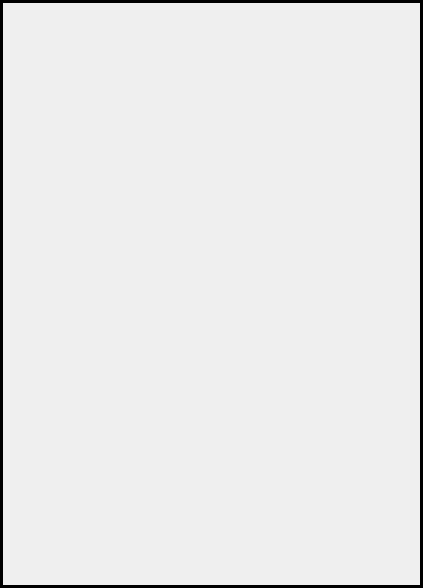
Qt form src/normcap/resources/base_window.ui (dynobo/normcap) before a commit.
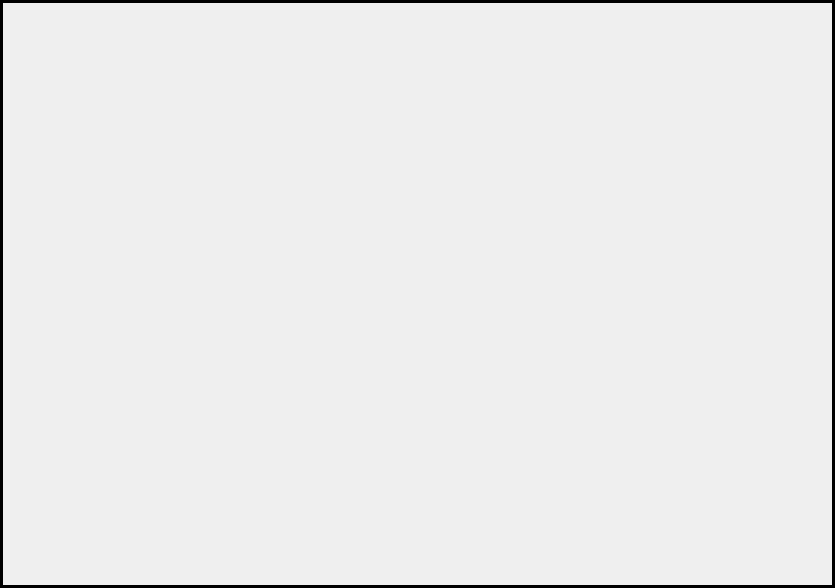
The same form after that commit. Icons and pictures are not drawn.

Diff of the .ui file:
```diff
--- a/src/normcap/resources/base_window.ui
+++ b/src/normcap/resources/base_window.ui
@@ -9,7 +9,7 @@
    <rect>
     <x>0</x>
     <y>0</y>
-    <width>423</width>
+    <width>835</width>
     <height>588</height>
    </rect>
   </property>
@@ -59,6 +59,9 @@
       <property name="cursor">
        <cursorShape>CrossCursor</cursorShape>
       </property>
+      <property name="layoutDirection">
+       <enum>Qt::RightToLeft</enum>
+      </property>
       <property name="styleSheet">
        <string notr="true">QFrame {
    border-width: 3px;
@@ -74,6 +77,53 @@
       <property name="lineWidth">
        <number>0</number>
       </property>
+      <layout class="QGridLayout" name="gridLayout_2">
+       <item row="1" column="1">
+        <spacer name="horizontalSpacer">
+         <property name="orientation">
+          <enum>Qt::Horizontal</enum>
+         </property>
+         <property name="sizeHint" stdset="0">
+          <size>
+           <width>40</width>
+           <height>20</height>
+          </size>
+         </property>
+        </spacer>
+       </item>
+       <item row="2" column="1">
+        <spacer name="verticalSpacer">
+         <property name="orientation">
+          <enum>Qt::Vertical</enum>
+         </property>
+         <property name="sizeHint" stdset="0">
+          <size>
+           <width>20</width>
+           <height>40</height>
+          </size>
+         </property>
+        </spacer>
+       </item>
+       <item row="1" column="0">
+        <widget class="QFrame" name="top_right_frame">
+         <property name="minimumSize">
+          <size>
+           <width>32</width>
+           <height>32</height>
+          </size>
+         </property>
+         <property name="styleSheet">
+          <string notr="true">border:none;</string>
+         </property>
+         <property name="frameShape">
+          <enum>QFrame::StyledPanel</enum>
+         </property>
+         <property name="frameShadow">
+          <enum>QFrame::Raised</enum>
+         </property>
+        </widget>
+       </item>
+      </layout>
      </widget>
     </item>
    </layout>
```
